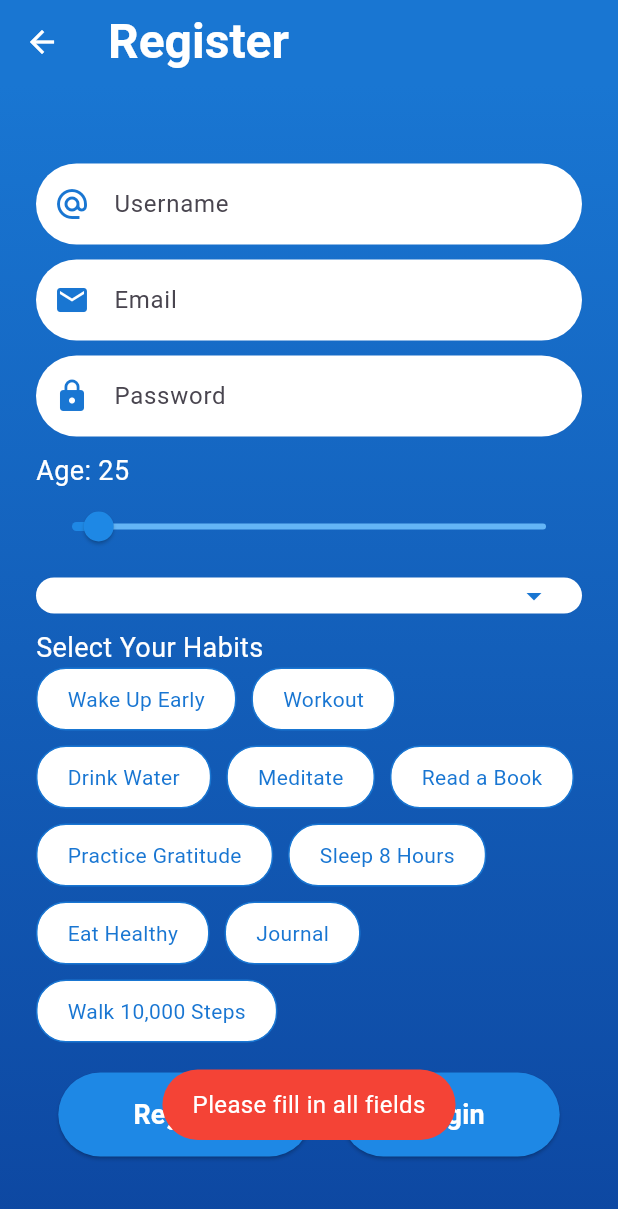
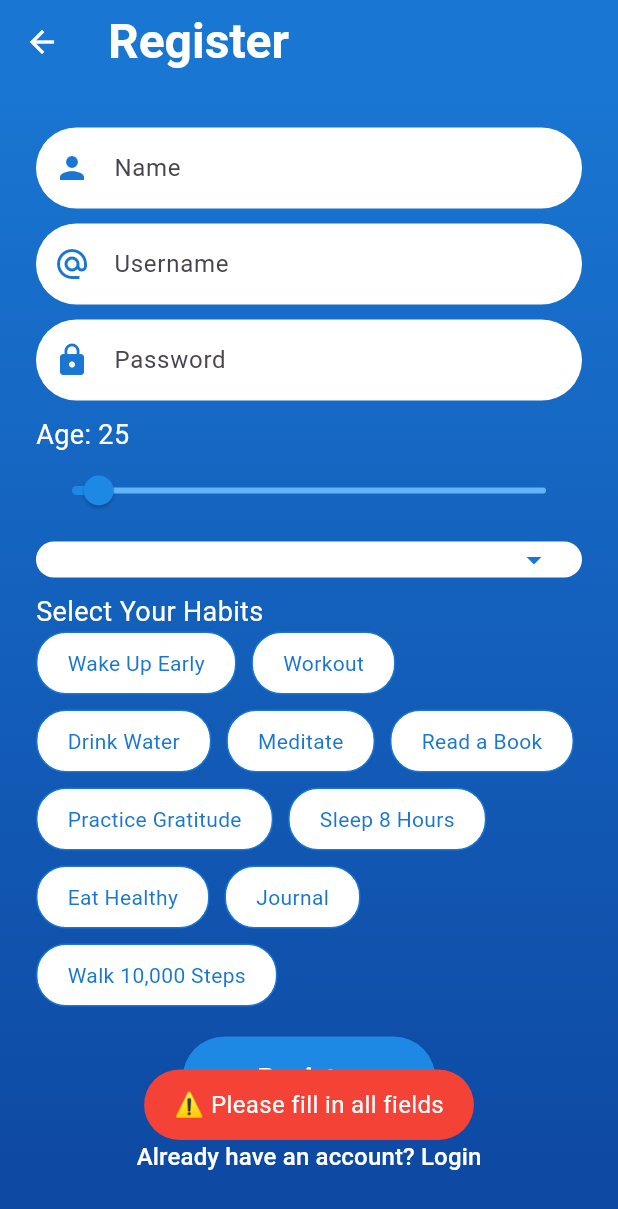
Before and after one commit to Denilson237/Habit-Tracking-App, a Flutter app: the RegisterScreen screen opened directly, after a tap on "Register", on a phone screen of 412 x 824 dp. Shown: the top 1209 px of the screen. Run offline on Flutter 3.47's test engine with Material 3 defaults, Android fonts, the phone set to English and light mode, and no system bars; our stand-ins replace fluttertoast, shared_preferences; missing offline and left inert: dart:html; accounts and stored records are empty; network calls fail.

Commit message:
Update register_screen.dart

```diff
--- a/habit_tracking/lib/screens/register_screen.dart
+++ b/habit_tracking/lib/screens/register_screen.dart
@@ -53,7 +53,7 @@ class _RegisterScreenState extends State<RegisterScreen> {
       });
     } catch (e) {
       // Handle error
-      _showToast('Error fetching countries');
+      _showToast('⚠️ Error fetching countries');
     }
   }
   void _showToast(String message) {
@@ -61,9 +61,12 @@ class _RegisterScreenState extends State<RegisterScreen> {
       msg: message,
       toastLength: Toast.LENGTH_SHORT,
       gravity: ToastGravity.BOTTOM,
+      webPosition: "center",
+      webBgColor: "linear-gradient(to right, #ff0000, #cc0000)", // Rouge
       backgroundColor: Colors.red,
       textColor: Colors.white,
       fontSize: 16.0,
+
     );
   }
   void _register() async {
@@ -71,7 +74,7 @@ class _RegisterScreenState extends State<RegisterScreen> {
     final password = _passwordController.text;
     final username = _usernameController.text;
     if (username.isEmpty || email.isEmpty || password.isEmpty) {
-      _showToast('Please fill in all fields');
+      _showToast('⚠️ Please fill in all fields');
       return;
     }
     SharedPreferences prefs = await SharedPreferences.getInstance();
@@ -147,9 +150,9 @@ class _RegisterScreenState extends State<RegisterScreen> {
               crossAxisAlignment: CrossAxisAlignment.start,
               children: [
                 _buildInputField(
-                    _usernameController, 'Username', Icons.alternate_email),
+                    _usernameController, 'Name', Icons.person),
                 SizedBox(height: 10),
-                _buildInputField(_emailController, 'Email', Icons.email),
+                _buildInputField(_emailController, 'Username', Icons.alternate_email),
                 SizedBox(height: 10),
                 _buildInputField(_passwordController, 'Password', Icons.lock),
                 SizedBox(height: 10),
@@ -204,7 +207,7 @@ class _RegisterScreenState extends State<RegisterScreen> {
                 ),
                 SizedBox(height: 20),
                 Center(
-                  child: Row(
+                  child: Column(
                     mainAxisAlignment: MainAxisAlignment.center,
                     children: [
                       ElevatedButton(
@@ -226,31 +229,19 @@ class _RegisterScreenState extends State<RegisterScreen> {
                           ),
                         ),
                       ),
-                      SizedBox(width: 20),
-                      ElevatedButton(
-                        onPressed: () {
+                TextButton(
+                  onPressed: () {
                     Navigator.push(
                       context,
                       MaterialPageRoute(builder: (context) => LoginScreen()),
                     );
                   },
-                        style: ElevatedButton.styleFrom(
-                          backgroundColor: Colors.blue.shade600,
-                          shape: RoundedRectangleBorder(
-                            borderRadius: BorderRadius.circular(30.0),
-                          ),
-                          padding:
-                              EdgeInsets.symmetric(horizontal: 50, vertical: 15),
-                        ),
-                        child: Text(
-                          'Login',
-                          style: TextStyle(
-                            fontSize: 18,
-                            color: Colors.white,
-                            fontWeight: FontWeight.bold,
-                          ),
-                        ),
-                      ),
+
+                  child: Text(
+                    'Already have an account? Login',
+                    style: TextStyle(color: Colors.white, fontSize: 16),
+                  ),
+                ),
                     ],
                   ),
                 ),
```
